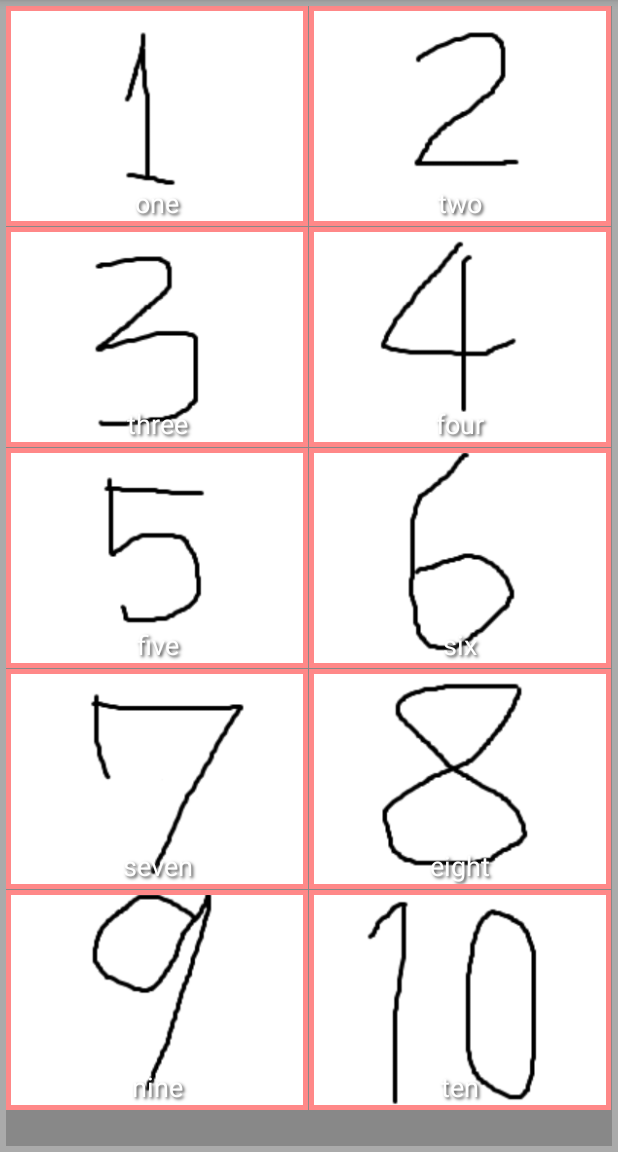
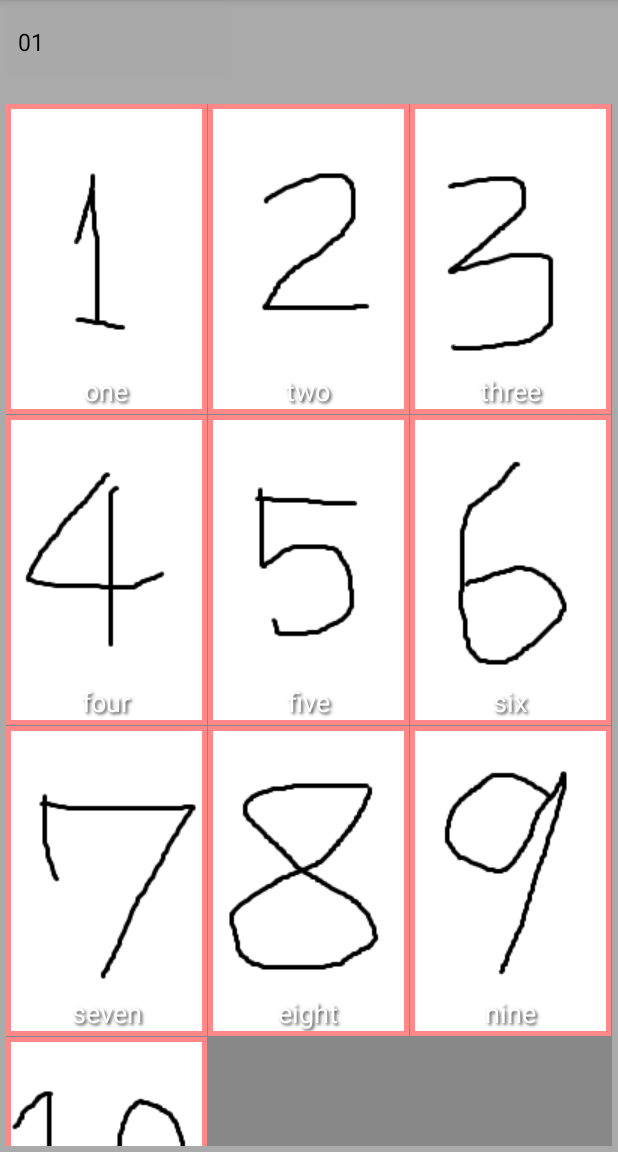
Before and after one commit to Futo-Kiriyama/GridView_java_sample, an Android app: the screen it shows after launch (MainActivity), on a phone screen of 412 x 824 dp, the part 84-1236 px from its top. Run offline under Robolectric (Android 15) with nearby library versions, the phone set to English and light mode, and no system bars.

```diff
--- a/app/src/main/AndroidManifest.xml
+++ b/app/src/main/AndroidManifest.xml
@@ -16,6 +16,9 @@
                 <category android:name="android.intent.category.LAUNCHER" />
             </intent-filter>
         </activity>
+        <activity
+            android:name=".SubActivity"
+            android:label="@string/app_name" />
     </application>
 
 </manifest>
--- a/app/src/main/java/com/example/gridview_java_sample/MainActivity.java
+++ b/app/src/main/java/com/example/gridview_java_sample/MainActivity.java
@@ -2,14 +2,23 @@ package com.example.gridview_java_sample;
 
 //import android.support.v7.app.AppCompatActivity;
 import androidx.appcompat.app.AppCompatActivity;
+
+import android.content.Intent;
 import android.os.Bundle;
 import java.util.ArrayList;
 import java.util.List;
 
+import android.view.View;
+import android.widget.AdapterView;
 import android.widget.GridView;
+import android.view.ViewGroup;
 import android.widget.Adapter;
 
-public class MainActivity extends AppCompatActivity {
+import android.widget.ArrayAdapter;
+import android.widget.Spinner;
+
+public class MainActivity extends AppCompatActivity
+        implements AdapterView.OnItemClickListener {
 
     // 表示する画像の名前（拡張子無し）
     private String members[] = {
@@ -37,14 +46,30 @@ public class MainActivity extends AppCompatActivity {
         // BaseAdapter を継承したGridAdapterのインスタンスを生成
         // 子要素のレイアウトファイル grid_items.xml を
         // activity_main.xml に inflate するためにGridAdapterに引数として渡す
-        GridAdapter adapter = new GridAdapter(this.getApplicationContext(),
+        GridAdapter adapter1 = new GridAdapter(this.getApplicationContext(),
                 R.layout.grid_items,
                 imgList,
                 members
         );
 
         // gridViewにadapterをセット
-        gridview.setAdapter(adapter);
+        gridview.setAdapter(adapter1);
+
+        // item clickのListnerをセット
+        gridview.setOnItemClickListener(this);
+
+        Spinner spinner=findViewById(R.id.plain_spinnar);
+        ArrayAdapter<CharSequence>adapter=ArrayAdapter.createFromResource(this,R.array.plain_array,R.layout.support_simple_spinner_dropdown_item);
+        adapter.setDropDownViewResource(R.layout.support_simple_spinner_dropdown_item);
+        spinner.setAdapter(adapter);
 
     }
+
+    @Override
+    public void onItemClick(AdapterView<?> parent, View view, int position, long id) {
+        Intent intent = new Intent(getApplication(), SubActivity.class);
+        intent.putExtra("IMAGEID", imgList.get(position));
+        startActivity( intent );
+    }
+
 }
--- a/app/src/main/res/layout/activity_main.xml
+++ b/app/src/main/res/layout/activity_main.xml
@@ -1,5 +1,6 @@
 <?xml version="1.0" encoding="utf-8"?>
 <RelativeLayout xmlns:android="http://schemas.android.com/apk/res/android"
+    xmlns:app="http://schemas.android.com/apk/res-auto"
     xmlns:tools="http://schemas.android.com/tools"
     android:layout_width="match_parent"
     android:layout_height="match_parent"
@@ -11,11 +12,28 @@
         android:id="@+id/gridview"
         android:layout_width="match_parent"
         android:layout_height="match_parent"
+        android:layout_alignParentTop="true"
+        android:layout_marginTop="65dp"
         android:background="#888"
         android:gravity="center"
         android:horizontalSpacing="1dp"
-        android:verticalSpacing="1dp"
-        android:numColumns="2"
-        android:stretchMode="columnWidth" />
+        android:numColumns="3"
+        android:stretchMode="columnWidth"
+        android:verticalSpacing="1dp" />
+
+    <androidx.appcompat.widget.AppCompatSpinner
+        android:id="@+id/plain_spinnar"
+        android:layout_width="wrap_content"
+        android:layout_height="wrap_content"
+        android:background="#a9a9a9"
+        android:dropDownWidth="150dp"
+        android:minWidth="150dp"
+        android:spinnerMode="dropdown"
+        app:layout_constraintEnd_toEndOf="parent"
+        app:layout_constraintHorizontal_bias="0.0"
+        app:layout_constraintStart_toStartOf="parent"
+        tools:ignore="MissingConstraints">
+
+    </androidx.appcompat.widget.AppCompatSpinner>
 
 </RelativeLayout>
--- a/app/src/main/res/layout/grid_items.xml
+++ b/app/src/main/res/layout/grid_items.xml
@@ -8,7 +8,7 @@
     <ImageView
         android:id="@+id/image_view"
         android:layout_width="match_parent"
-        android:layout_height="140dp"
+        android:layout_height="match_parent"
         android:scaleType="centerCrop"
         android:contentDescription="@null"/>
 
--- /dev/null
+++ b/app/src/main/res/values/list.xml
@@ -0,0 +1,10 @@
+<?xml version="1.0" encoding="utf-8"?>
+<resources>
+    <string-array name="plain_array">
+        <item>01</item>
+        <item>02</item>
+        <item>03</item>
+        <item>04</item>
+        <item>05</item>
+    </string-array>
+</resources>
```
Also changed, not shown: app/src/main/java/com/example/gridview_java_sample/SubActivity.java (added, +22 -0 lines), app/src/main/java/com/example/gridview_java_sample/activity_sub.xml (added, +13 -0 lines), app/src/main/res/layout/activity_sub.xml (added, +13 -0 lines).
